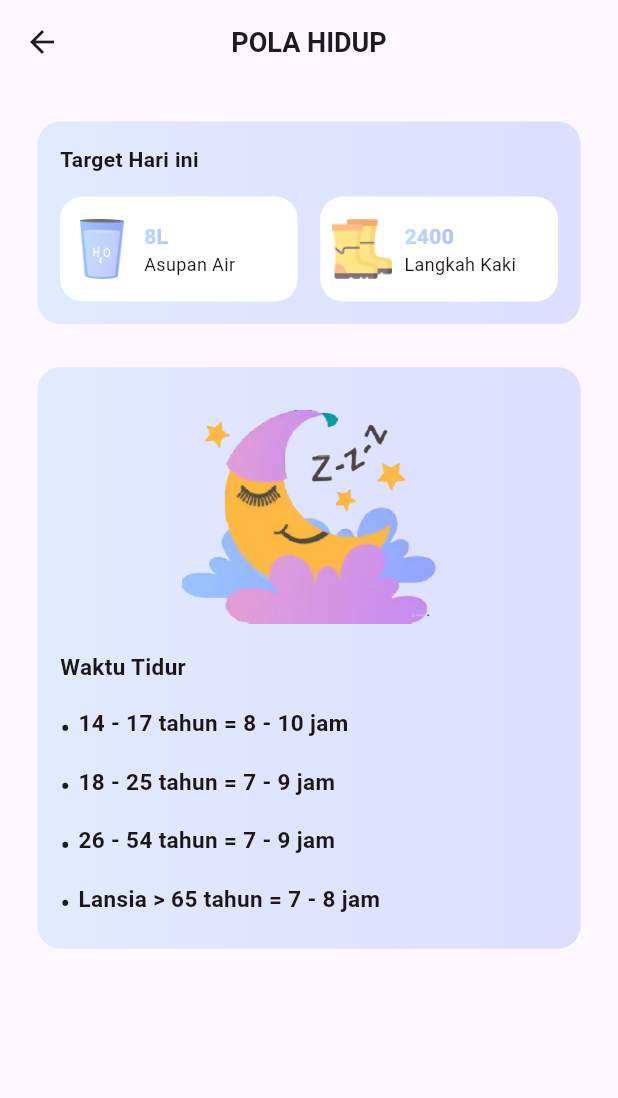
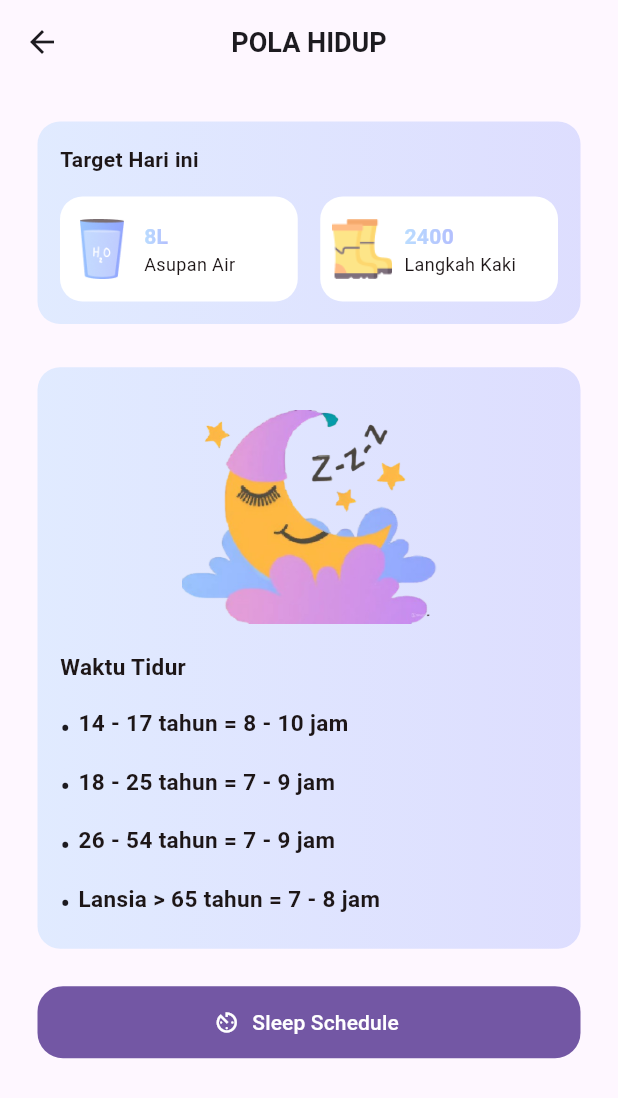
Before and after one commit to M1ft4hul/sistem_pakar, a Flutter app: the Pola screen opened directly, on a phone screen of 412 x 824 dp. Shown: the top 1098 px of the screen. Run offline on Flutter 3.47's test engine with Material 3 defaults, Android fonts, the light colour scheme and no system bars; our stand-ins replace google_fonts, ionicons, shared_preferences, smooth_page_indicator; accounts and stored records are empty.

Commit message:
FIKS page Pola Hidup

```diff
--- a/lib/page/pola_hidup.dart
+++ b/lib/page/pola_hidup.dart
@@ -1,6 +1,5 @@
 import 'package:flutter/material.dart';
 import 'package:sistem_pakar/Components/color.dart';
-import 'package:sistem_pakar/page/dashboard.dart';
 
 class Pola extends StatelessWidget {
   const Pola({super.key});
@@ -56,39 +55,6 @@ class Pola extends StatelessWidget {
                             fontWeight: FontWeight.w700,
                           ),
                         ),
-                        // SizedBox(
-                        //   width: 30,
-                        //   height: 30,
-                        //   child: Container(
-                        //     decoration: BoxDecoration(
-                        //       gradient: LinearGradient(
-                        //         colors: TColor.primaryG,
-                        //       ),
-                        //       borderRadius: BorderRadius.circular(10),
-                        //     ),
-                        //     child: MaterialButton(
-                        //       onPressed: () {
-                        //         Navigator.pushReplacement(
-                        //             context,
-                        //             MaterialPageRoute(
-                        //                 builder: (context) => const Home()));
-                        //       },
-                        //       padding: EdgeInsets.zero,
-                        //       height: 30,
-                        //       shape: RoundedRectangleBorder(
-                        //           borderRadius: BorderRadius.circular(25)),
-                        //       textColor: TColor.primaryColor1,
-                        //       minWidth: double.maxFinite,
-                        //       elevation: 0,
-                        //       color: Colors.transparent,
-                        //       child: const Icon(
-                        //         Icons.home,
-                        //         color: Colors.white,
-                        //         size: 15,
-                        //       ),
-                        //     ),
-                        //   ),
-                        // ),
                       ],
                     ),
                     const SizedBox(
@@ -244,7 +210,31 @@ class Pola extends StatelessWidget {
                     ),
                   ],
                 ),
-              )
+              ),
+              const SizedBox(
+                height: 25,
+              ),
+              // tombol buat jadwal tidur
+              Container(
+                decoration: BoxDecoration(
+                  borderRadius: BorderRadius.circular(17),
+                  color: primaryColor,
+                ),
+                width: MediaQuery.of(context).size.width,
+                child: TextButton.icon(
+                  onPressed: () {},
+                  icon: const Icon(
+                    Icons.av_timer,
+                    color: Colors.white,
+                  ),
+                  label: const Text(
+                    'Sleep Schedule',
+                    style: TextStyle(
+                      color: Colors.white,
+                    ),
+                  ),
+                ),
+              ),
             ],
           ),
         ),
```
